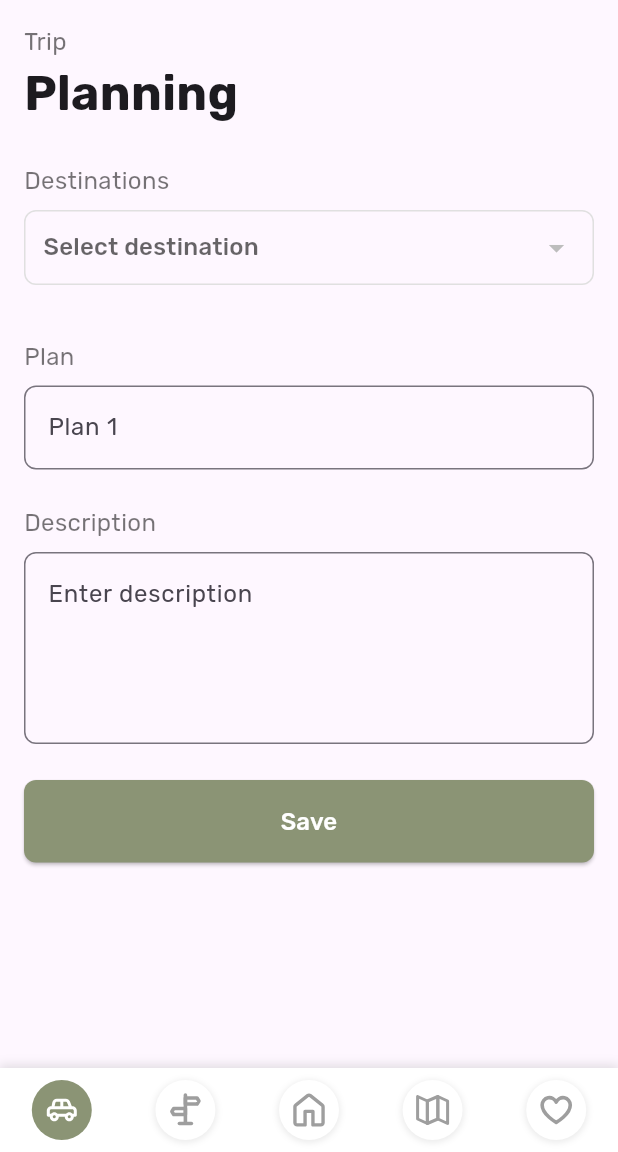
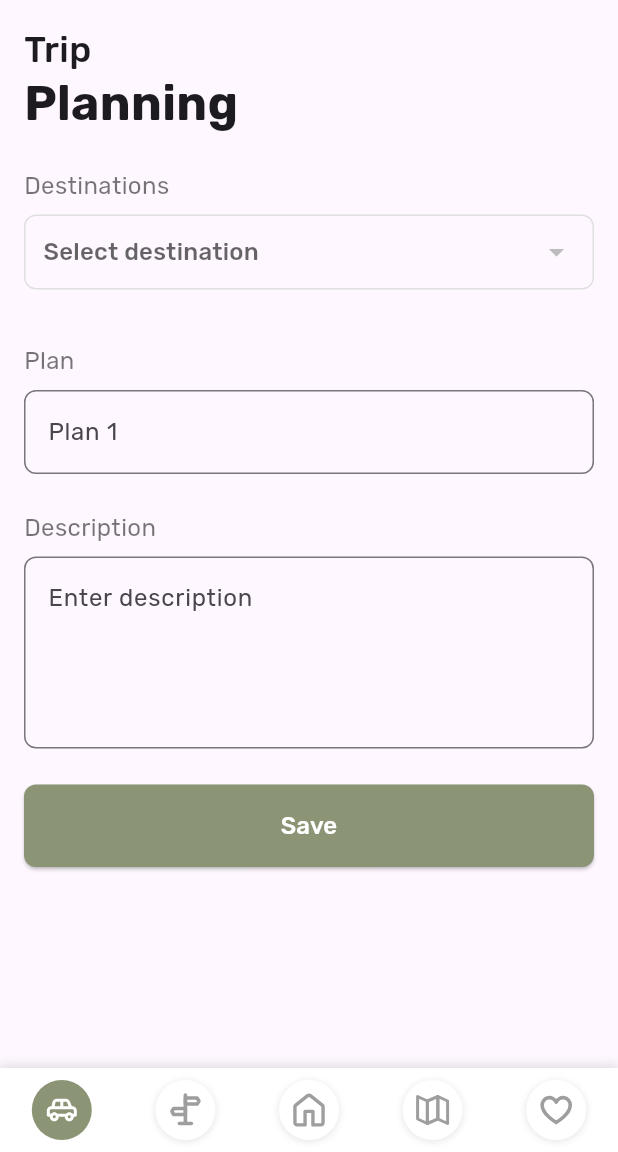
Before and after one commit to Fuze95/travel_buddy, a Flutter app: the AddTripScreen screen opened directly, on a phone screen of 412 x 824 dp, the part 84-1236 px from its top. Run offline on Flutter 3.47's test engine with Material 3 defaults, Android fonts, the phone set to English and light mode, and no system bars; our stand-ins replace cached_network_image, cloud_firestore, firebase_core, flutter_map, flutter_svg, latlong2 and 1 more; accounts and stored records are empty.

Commit message:
ui updates

```diff
--- a/lib/screens/add_trip_screen.dart
+++ b/lib/screens/add_trip_screen.dart
@@ -129,8 +129,8 @@ class _AddTripScreenState extends State<AddTripScreen> {
             const Text(
               'Trip',
               style: TextStyle(
-                fontSize: 16,
-                color: Colors.black54,
+                fontSize: 24,
+                fontWeight: FontWeight.w500,
               ),
             ),
             const Text(
@@ -138,6 +138,7 @@ class _AddTripScreenState extends State<AddTripScreen> {
               style: TextStyle(
                 fontSize: 32,
                 fontWeight: FontWeight.bold,
+                height: 1.2,
               ),
             ),
             const SizedBox(height: 24),
```
Also changed, not shown: lib/screens/view_trip_screen.dart (added, +15 -0 lines).
